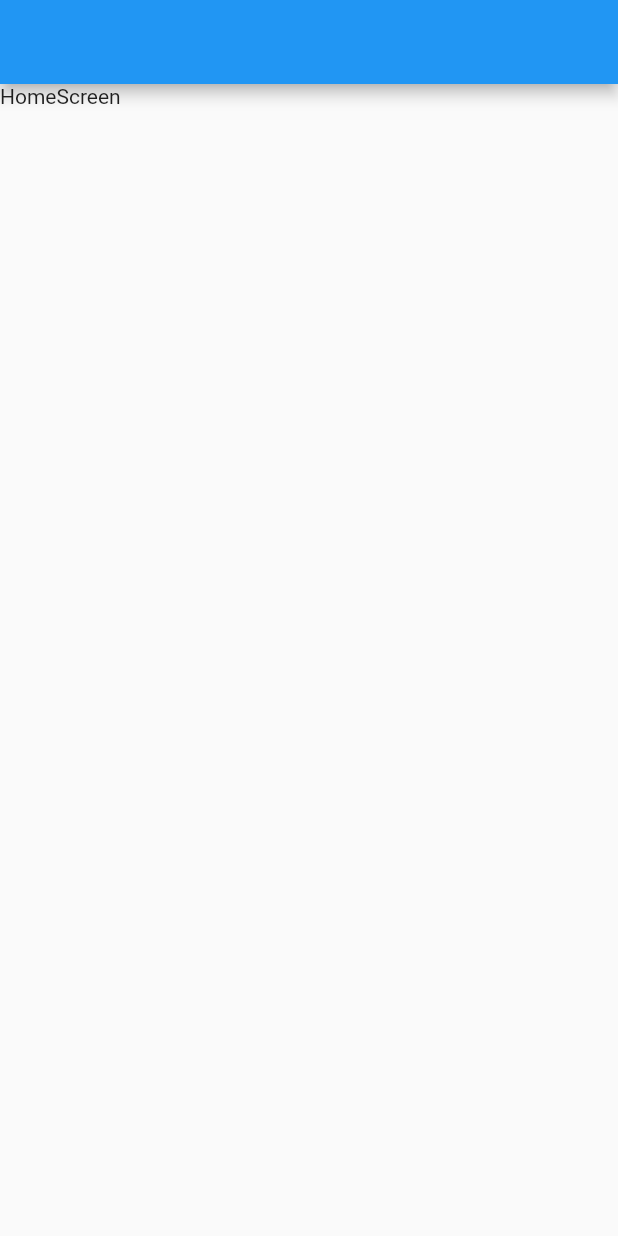
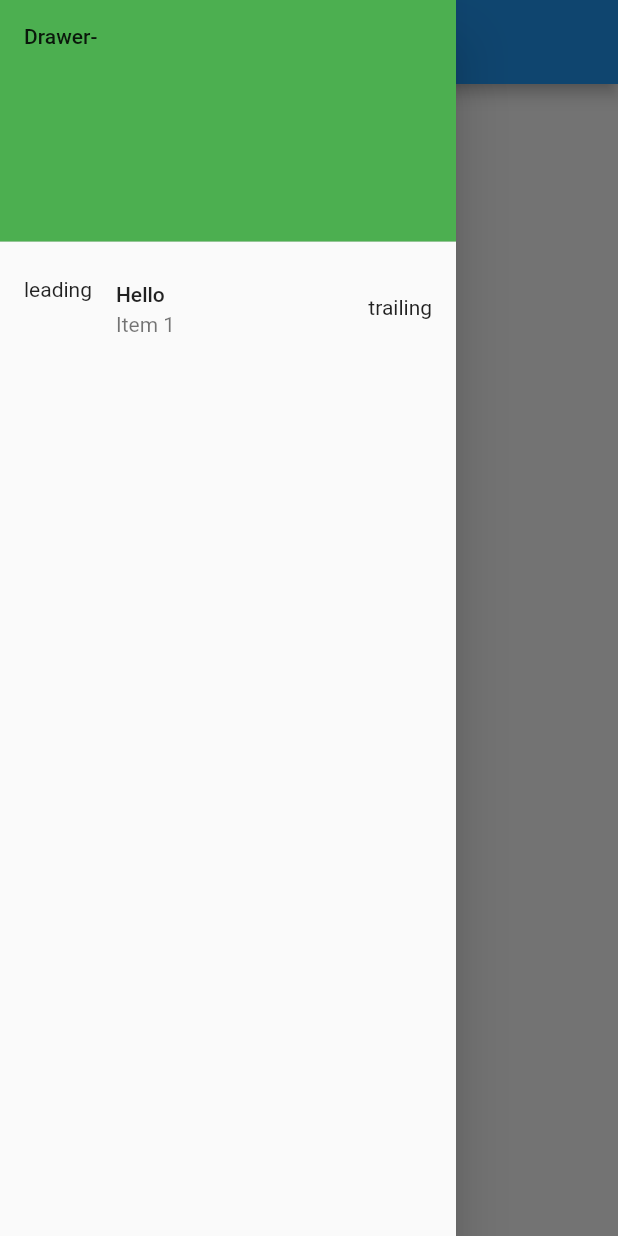
Before and after one commit to justinvgeorge2024/ATMOS_Mini_Project, a Flutter app: the HomeScreen screen opened directly, with the side drawer open (before the commit the screen has no drawer), on a phone screen of 412 x 824 dp. Run offline on Flutter 3.47's test engine with Material 2 defaults, Android fonts, the light colour scheme and no system bars; our stand-ins replace dio, either_dart.

Commit message:
16/03/23

```diff
--- a/lib/main.dart
+++ b/lib/main.dart
@@ -1,4 +1,5 @@
 import 'package:flutter/material.dart';
+import 'package:seenit/views/home_screen.dart';
 import 'package:seenit/views/login_screen.dart';
 
 void main() {
@@ -16,7 +17,7 @@ class MyApp extends StatelessWidget {
       theme: ThemeData(
         primarySwatch: Colors.blue,
       ),
-      home: const LoginScreen(),
+      home: const HomeScreen(),
     );
   }
 }
--- /dev/null
+++ b/lib/models/service_failures.dart
@@ -0,0 +1,6 @@
+//error handling
+
+enum ServiceFailure {
+  NetworkFailure,
+  PArsingFailure,
+}
--- a/lib/views/home_screen.dart
+++ b/lib/views/home_screen.dart
@@ -1,13 +1,66 @@
+import 'package:either_dart/either.dart';
 import 'package:flutter/material.dart';
+import 'package:seenit/services/rest_services.dart';
 
-class HomeScreen extends StatelessWidget {
+class HomeScreen extends StatefulWidget {
   const HomeScreen({super.key});
 
   @override
+  State<HomeScreen> createState() => _HomeScreenState();
+}
+
+class _HomeScreenState extends State<HomeScreen> {
+  bool _isLoading = true;
+  String url = "";
+  @override
   Widget build(BuildContext context) {
     return Scaffold(
-      appBar: AppBar(),
-      body: SafeArea(child: Text("HomeScreen")),
+      appBar: AppBar(title: Text("homescreen")),
+      drawer: Drawer(
+        child: ListView(children: [
+          DrawerHeader(
+            decoration: BoxDecoration(
+              color: Colors.green,
+            ),
+            child: Text("Drawer-"),
+          ),
+          ListTile(
+            title: Text("Hello"),
+            subtitle: Text("Item 1"),
+            leading: Text("leading"),
+            trailing: Text("trailing"),
+          )
+        ]),
+      ),
+      body: SafeArea(
+          child: Column(
+        children: [
+          ElevatedButton(
+            child: Text("call API"),
+            onPressed: () async {
+              await RestServices.getPosts().fold((left) {
+                print("network failed");
+              }, (right) {
+                setState(() {
+                  url = right;
+                  _isLoading = false;
+                });
+              });
+              // .fold((left) {
+              //   print("network failed");
+              // }, (right) {
+              //   setState(() {
+
+              //     url = right;
+              //     _isLoading = false;
+              //   }););
+
+              // print("Called object");
+            },
+          ),
+          _isLoading ? CircularProgressIndicator() : Image.network(url),
+        ],
+      )),
     );
   }
 }
```
Also changed, not shown: lib/services/rest_services.dart (added, +28 -0 lines), pubspec.yaml (+2 -6 lines), pubspec.lock.
